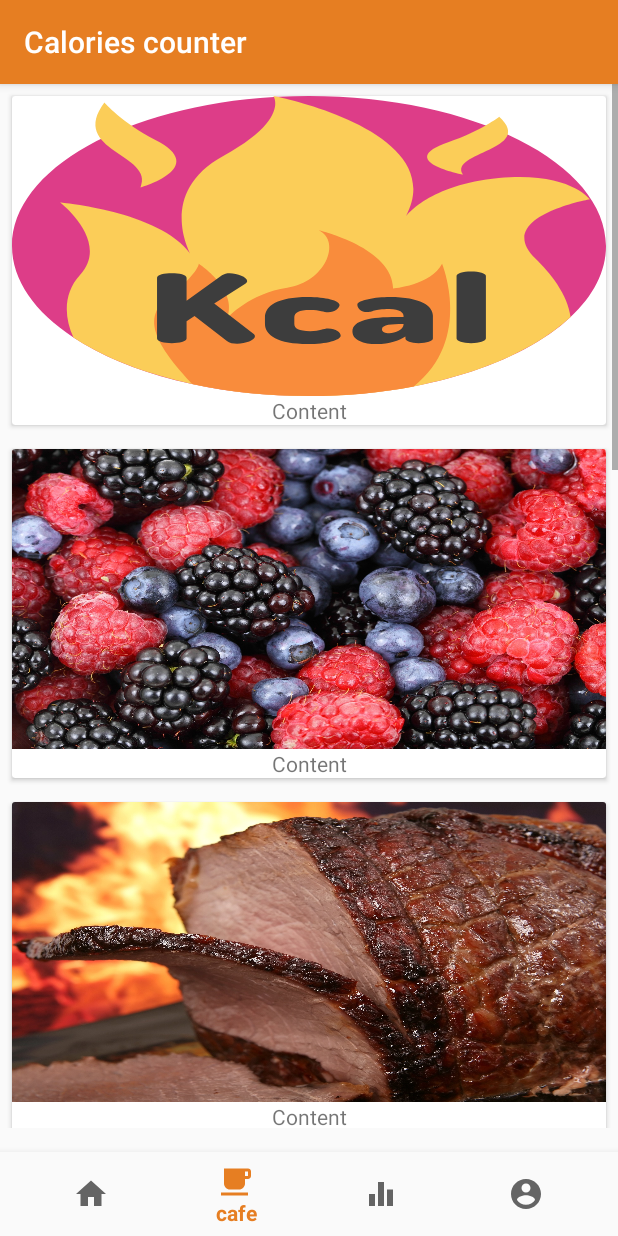
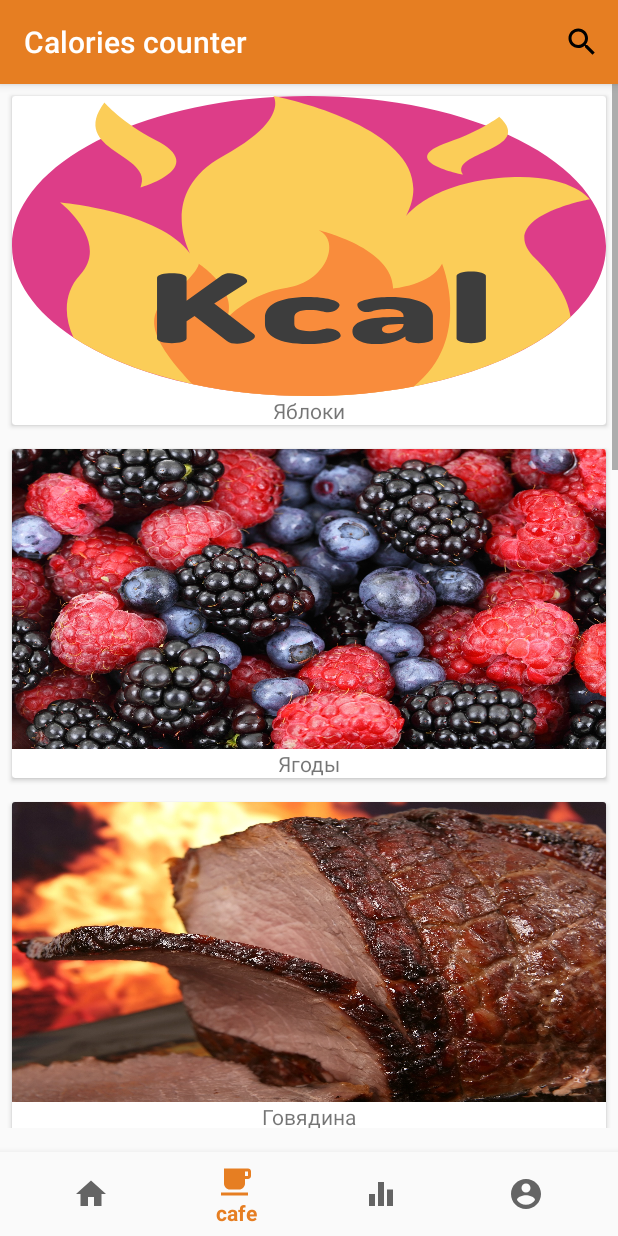
Before and after one commit to dmitry-shibanov/caloriecounter, an Android app: the screen it shows after launch (BottomNavigation), item 2 of the bottom bar chosen, on a phone screen of 412 x 824 dp. Run offline under Robolectric (Android 15) with nearby library versions, the phone set to English and light mode, and no system bars.

Commit message:
minor changes

```diff
--- a/app/build.gradle
+++ b/app/build.gradle
@@ -24,6 +24,10 @@ android {
         main {
             java.srcDirs = ['src/main/java', 'build/generated/source/greendao']
         }
+    }
+    compileOptions {
+        targetCompatibility = 1.8
+        sourceCompatibility = 1.8
     }
 }
 
--- a/app/src/main/java/com/example/caloriecounter/MainActivity.java
+++ b/app/src/main/java/com/example/caloriecounter/MainActivity.java
@@ -1,8 +1,8 @@
 package com.example.caloriecounter;
 
+import android.os.Bundle;
+
 import androidx.appcompat.app.AppCompatActivity;
-
-import android.os.Bundle;
 
 public class MainActivity extends AppCompatActivity {
 
--- a/app/src/main/java/com/example/caloriecounter/controllers/activities/BottomNavigation.java
+++ b/app/src/main/java/com/example/caloriecounter/controllers/activities/BottomNavigation.java
@@ -1,31 +1,89 @@
 package com.example.caloriecounter.controllers.activities;
 
+import android.app.SearchManager;
+import android.content.Context;
 import android.os.Bundle;
+import android.view.Menu;
+import android.view.MenuItem;
+import android.widget.TextView;
 
 import com.example.caloriecounter.R;
-import com.example.caloriecounter.TagsFragment;
 import com.example.caloriecounter.controllers.fragments.Calculate;
 import com.example.caloriecounter.controllers.fragments.Food;
 import com.example.caloriecounter.controllers.fragments.PersonStatistics;
 import com.example.caloriecounter.controllers.fragments.UserProfile;
 import com.google.android.material.bottomnavigation.BottomNavigationView;
 
+import androidx.annotation.NonNull;
 import androidx.appcompat.app.AppCompatActivity;
-import androidx.annotation.NonNull;
+import androidx.appcompat.widget.SearchView;
 import androidx.fragment.app.Fragment;
 import androidx.fragment.app.FragmentManager;
 import androidx.fragment.app.FragmentTransaction;
-
-import android.view.MenuItem;
-import android.widget.TextView;
-
-import java.util.Arrays;
-import java.util.List;
 
 public class BottomNavigation extends AppCompatActivity {
     private TextView mTextMessage;
     private FragmentManager fragmentManager;
 
+    private boolean hide = true;
+    private onQueryWritten listener;
+    private onClearSearchView mOnClearSearchView;
+
+    public interface onQueryWritten {
+        void getProducts(String receipts);
+    }
+
+    public interface onClearSearchView {
+        void getProducts(String receipts);
+    }
+
+    public void setItemListener(onQueryWritten listener) {
+        this.listener = listener;
+    }
+
+    public void ClearSearchView(onClearSearchView listener) {
+        this.mOnClearSearchView = listener;
+    }
+
+    @Override
+    public boolean onCreateOptionsMenu(Menu menu) {
+
+        getMenuInflater().inflate(R.menu.search_view, menu);
+        SearchManager searchManager = (SearchManager) getSystemService(Context.SEARCH_SERVICE);
+        SearchView searchView = (SearchView) menu.findItem(R.id.search).getActionView();
+        MenuItem menuItem = menu.findItem(R.id.search);
+        searchView.setSearchableInfo(searchManager.getSearchableInfo(getComponentName()));
+        searchView.setOnQueryTextListener(new SearchView.OnQueryTextListener() {
+            @Override
+            public boolean onQueryTextSubmit(String s) {
+
+                return true;
+            }
+
+            @Override
+            public boolean onQueryTextChange(String s) {
+                listener.getProducts(s);
+                return true;
+            }
+
+
+        });
+
+        menuItem.setOnActionExpandListener(new MenuItem.OnActionExpandListener() {
+            @Override
+            public boolean onMenuItemActionExpand(MenuItem menuItem) {
+                return true;
+            }
+
+            @Override
+            public boolean onMenuItemActionCollapse(MenuItem menuItem) {
+
+                return true;
+            }
+        });
+
+        return true;
+    }
 
     private BottomNavigationView.OnNavigationItemSelectedListener mOnNavigationItemSelectedListener
             = new BottomNavigationView.OnNavigationItemSelectedListener() {
@@ -35,76 +93,25 @@ public class BottomNavigation extends AppCompatActivity {
             Fragment fragment;
             switch (item.getItemId()) {
                 case R.id.navigation_home:
-//                    fragmentManager.findFragmentByTag(TagsFragment.Calculate.name());
-//                    mTextMessage.setText(R.string.title_home);
                     fragment = new Calculate();
                     replaceFragment(fragment);
                     return true;
                 case R.id.navigation_products:
-//                    mTextMessage.setText(R.string.title_dashboard);
                     fragment = new Food();
                     replaceFragment(fragment);
                     return true;
-                case  R.id.navigation_graphs:
+                case R.id.navigation_graphs:
                     fragment = new PersonStatistics();
                     replaceFragment(fragment);
                     return true;
                 case R.id.navigation_user:
                     fragment = new UserProfile();
                     replaceFragment(fragment);
-//                    mTextMessage.setText(R.string.title_notifications);
                     return true;
             }
             return false;
         }
     };
-
-//    public static void attachFragment ( int fragmentHolderLayoutId, Fragment fragment, Context context, String tag ) {
-//
-//
-//        FragmentManager manager = ( (AppCompatActivity) context ).getSupportFragmentManager ();
-//        FragmentTransaction ft = manager.beginTransaction ();
-//
-//        if (manager.findFragmentByTag ( tag ) == null) { // No fragment in backStack with same tag..
-//            ft.add ( fragmentHolderLayoutId, fragment, tag );
-//            ft.addToBackStack ( tag );
-//            ft.commit ();
-//        }
-//        else {
-//            ft.show ( manager.findFragmentByTag ( tag ) ).commit ();
-//        }
-//    }
-
-//    private void replaceFragment (Fragment fragment){
-//        String backStateName = fragment.getClass().getName();
-//
-//        FragmentManager manager = getSupportFragmentManager();
-//        boolean fragmentPopped = manager.popBackStackImmediate (backStateName, 0);
-//
-//        if (!fragmentPopped){ //fragment not in back stack, create it.
-//            FragmentTransaction ft = manager.beginTransaction();
-//            ft.replace(R.id.content_frame, fragment);
-//            ft.addToBackStack(backStateName);
-//            ft.commit();
-//        }
-//    }
-
-//    Fragment changeLayout(TagsFragment tag) {
-//        List<TagsFragment> tags = Arrays.asList(TagsFragment.Calculate, TagsFragment.Food, TagsFragment.PersonStatistics);
-//        tags.remove(tag);
-//
-////        for (TagsFragment item:
-////             tags) {
-//        int index = fragmentManager.getBackStackEntryCount() - 1;
-//        FragmentManager.BackStackEntry backEntry = fragmentManager.getBackStackEntryAt(index);
-//        String tagName = backEntry.getName();
-//        Fragment fragment = fragmentManager.findFragmentByTag(tagName);
-//        if (fragment == null) {
-//        }
-//        return fragment;
-////        fragmentTransaction.addToBackStack(tag);
-////        }
-//    }
 
     @Override
     protected void onCreate(Bundle savedInstanceState) {
@@ -113,25 +120,28 @@ public class BottomNavigation extends AppCompatActivity {
 
         fragmentManager = getSupportFragmentManager();
 
+        Fragment fragment = new Calculate();
+        replaceFragment(fragment);
+
         BottomNavigationView navView = findViewById(R.id.nav_view);
         mTextMessage = findViewById(R.id.message);
         navView.setOnNavigationItemSelectedListener(mOnNavigationItemSelectedListener);
     }
 
-    private void replaceFragment (Fragment fragment){
+    private void replaceFragment(Fragment fragment) {
         String backStateName = fragment.getClass().getName();
 
         FragmentManager manager = getSupportFragmentManager();
 //        boolean fragmentPopped = manager.popBackStackImmediate (backStateName, 0);
-        boolean fragmentPopped = manager.findFragmentByTag ( backStateName ) == null ? false : true;
-        if (!fragmentPopped){ //fragment not in back stack, create it.
+        boolean fragmentPopped = manager.findFragmentByTag(backStateName) == null ? false : true;
+        if (!fragmentPopped) { //fragment not in back stack, create it.
             FragmentTransaction ft = manager.beginTransaction();
             ft.replace(R.id.frame_content, fragment);
             ft.addToBackStack(backStateName);
             ft.commit();
-        }else{
+        } else {
             FragmentTransaction ft = manager.beginTransaction();
-            boolean check = manager.findFragmentByTag ( backStateName ) == null ? false : true;
+            boolean check = manager.findFragmentByTag(backStateName) == null ? false : true;
             ft.show(manager.findFragmentByTag(backStateName)).commit();
         }
     }
@@ -193,7 +203,6 @@ public class BottomNavigation extends AppCompatActivity {
 //https://stackoverflow.com/questions/18305945/how-to-resume-fragment-from-backstack-if-exists
 
 
-
 //Step 2: When you call the another fragment add this method:
 //
 //        String backStateName = this.getClass().getName();
--- a/app/src/main/java/com/example/caloriecounter/controllers/fragments/Calculate.java
+++ b/app/src/main/java/com/example/caloriecounter/controllers/fragments/Calculate.java
@@ -7,14 +7,12 @@ import android.os.Bundle;
 import android.text.Editable;
 import android.text.TextWatcher;
 import android.view.LayoutInflater;
+import android.view.Menu;
+import android.view.MenuInflater;
 import android.view.View;
 import android.view.ViewGroup;
 import android.widget.Button;
 import android.widget.TextView;
-
-import androidx.annotation.NonNull;
-import androidx.annotation.Nullable;
-import androidx.fragment.app.Fragment;
 
 import com.example.caloriecounter.R;
 import com.example.caloriecounter.controllers.fragments.dialogs.DialogError;
@@ -23,9 +21,18 @@ import com.google.android.material.textfield.TextInputLayout;
 
 import java.math.BigDecimal;
 
+import androidx.annotation.NonNull;
+import androidx.annotation.Nullable;
+import androidx.fragment.app.Fragment;
+
 public class Calculate extends Fragment {
     private TextView result;
     private static final String CHANNEL_ID = "dasjdlasl";
+
+    @Override
+    public void onCreateOptionsMenu(@NonNull Menu menu, @NonNull MenuInflater inflater) {
+        menu.clear();
+    }
 
     @Override
     public void onCreate(@Nullable Bundle savedInstanceState) {
@@ -59,7 +66,7 @@ public class Calculate extends Fragment {
     @Override
     public View onCreateView(@NonNull LayoutInflater inflater, @Nullable ViewGroup container, @Nullable Bundle savedInstanceState) {
         View view = inflater.inflate(R.layout.fragment_calculate_calorie,container,false);
-
+        setHasOptionsMenu(true);
 
         final TextInputLayout weightEdit = (TextInputLayout)view.findViewById(R.id.edit_weight);
         weightEdit.getEditText().addTextChangedListener(new TextWatcher() {
--- a/app/src/main/java/com/example/caloriecounter/controllers/fragments/Food.java
+++ b/app/src/main/java/com/example/caloriecounter/controllers/fragments/Food.java
@@ -2,42 +2,45 @@ package com.example.caloriecounter.controllers.fragments;
 
 import android.content.Intent;
 import android.graphics.drawable.Drawable;
+import android.os.Build;
 import android.os.Bundle;
+import android.util.Log;
 import android.view.LayoutInflater;
 import android.view.View;
 import android.view.ViewGroup;
 import android.widget.ImageView;
+import android.widget.TextView;
+
+import com.example.caloriecounter.R;
+import com.example.caloriecounter.controllers.activities.BottomNavigation;
+import com.example.caloriecounter.controllers.activities.DescriptionProduct;
+
+import java.io.IOException;
+import java.io.InputStream;
+import java.util.ArrayList;
+import java.util.Arrays;
+import java.util.List;
+import java.util.stream.Collectors;
 
 import androidx.annotation.NonNull;
 import androidx.annotation.Nullable;
 import androidx.fragment.app.Fragment;
-import androidx.recyclerview.widget.GridLayoutManager;
 import androidx.recyclerview.widget.LinearLayoutManager;
 import androidx.recyclerview.widget.RecyclerView;
 
-import com.example.caloriecounter.R;
-import com.example.caloriecounter.controllers.activities.DescriptionProduct;
-
-import java.io.IOException;
-import java.io.InputStream;
-
 public class Food extends Fragment {
 
-//    https://www.flaticon.com/free-icon/burn_1656159#term=calories&page=1&position=16
-
+    List<String> real_products = Arrays.asList("Яблоки","Ягоды","Говядина","Бургеры","Шашлык","Пицца","Рыба","Вино");
+    List<String> products = real_products.subList(0,real_products.size());
     private Drawable loadDrawable(int index) {
         try {
-            // get input stream
             InputStream ims = getActivity().getAssets().open((index+1)+".jpg");
-            // load image as Drawable
             Drawable d = Drawable.createFromStream(ims, null);
-            // set image to ImageView
             return d;
         } catch (IOException ex) {
             return null;
         }
     }
-
 
     @Override
     public void onCreate(@Nullable Bundle savedInstanceState) {
@@ -50,9 +53,34 @@ public class Food extends Fragment {
         View view = inflater.inflate(R.layout.fragment_products, container, false);
 
         RecyclerView listView = (RecyclerView) view.findViewById(R.id.products_list);
+        final ProductsAdapter prodcutAdapter = new ProductsAdapter();
+        listView.setAdapter(prodcutAdapter);
+        listView.setLayoutManager(new LinearLayoutManager(getContext()));
 
-        listView.setAdapter(new ProductsAdapter());
-        listView.setLayoutManager(new LinearLayoutManager(getContext()));
+        ((BottomNavigation)getActivity()).setItemListener(query -> {
+            if (Build.VERSION.SDK_INT >= Build.VERSION_CODES.N) {
+                products = real_products.stream().peek(String::toLowerCase).filter((String item)->item.contains(query.toLowerCase())).collect(Collectors.toList());
+                products.forEach(item->Log.i("Products-List",item));
+                prodcutAdapter.notifyDataSetChanged();
+            }else{
+                List<String> timedProducts = new ArrayList<>();
+                for (String item:
+                        real_products) {
+                    if(item.toLowerCase().contains(query.toLowerCase())){
+                        timedProducts.add(item);
+                        Log.i("Products-List",item);
+                    }
+                }
+
+                products = timedProducts;
+                prodcutAdapter.notifyDataSetChanged();
+            }
+        });
+
+        ((BottomNavigation)getActivity()).ClearSearchView(receipts -> {
+            products = real_products.subList(0,real_products.size());
+        });
+
         return view;
     }
 
@@ -71,7 +99,7 @@ public class Food extends Fragment {
 
         @Override
         public int getItemCount() {
-            return 8;
+            return products.size();
         }
     }
 
@@ -93,6 +121,9 @@ public class Food extends Fragment {
 
             ImageView image = itemView.findViewById(R.id.image_card);
             image.setImageDrawable(loadDrawable(index));
+
+            TextView title = itemView.findViewById(R.id.title_card);
+            title.setText(products.get(index));
         }
 
 
--- /dev/null
+++ b/app/src/main/res/drawable/ic_search.xml
@@ -0,0 +1,9 @@
+<vector xmlns:android="http://schemas.android.com/apk/res/android"
+        android:width="24dp"
+        android:height="24dp"
+        android:viewportWidth="24.0"
+        android:viewportHeight="24.0">
+    <path
+        android:fillColor="#FF000000"
+        android:pathData="M15.5,14h-0.79l-0.28,-0.27C15.41,12.59 16,11.11 16,9.5 16,5.91 13.09,3 9.5,3S3,5.91 3,9.5 5.91,16 9.5,16c1.61,0 3.09,-0.59 4.23,-1.57l0.27,0.28v0.79l5,4.99L20.49,19l-4.99,-5zM9.5,14C7.01,14 5,11.99 5,9.5S7.01,5 9.5,5 14,7.01 14,9.5 11.99,14 9.5,14z"/>
+</vector>
--- a/app/src/main/res/layout/activity_description_product.xml
+++ b/app/src/main/res/layout/activity_description_product.xml
@@ -20,7 +20,7 @@
                 android:layout_width="match_parent"
                 android:layout_height="wrap_content"
                 android:id="@+id/place_image"
-                android:scaleType="centerCrop"
+                android:scaleType="fitXY"
                 android:adjustViewBounds="true"
                 app:layout_collapseMode="parallax"
                 app:layout_collapseParallaxMultiplier="0.7"/>
--- a/app/src/main/res/layout/content_product_description.xml
+++ b/app/src/main/res/layout/content_product_description.xml
@@ -1,6 +1,8 @@
 <?xml version="1.0" encoding="utf-8"?>
 <LinearLayout xmlns:android="http://schemas.android.com/apk/res/android"
-    android:orientation="vertical" android:layout_width="match_parent"
+    xmlns:tools="http://schemas.android.com/tools"
+    android:orientation="vertical"
+    android:layout_width="match_parent"
     android:layout_height="match_parent"
     android:gravity="center_horizontal">
     <TextView
--- a/app/src/main/res/layout/fragment_dialog_date.xml
+++ b/app/src/main/res/layout/fragment_dialog_date.xml
@@ -1,5 +1,6 @@
 <?xml version="1.0" encoding="utf-8"?>
 <DatePicker xmlns:android="http://schemas.android.com/apk/res/android"
+    android:id="@+id/dialog_date_picker"
     android:layout_width="wrap_content" android:layout_height="wrap_content"
     android:calendarViewShown="false">
 
--- a/app/src/main/res/layout/item_product_card.xml
+++ b/app/src/main/res/layout/item_product_card.xml
@@ -14,6 +14,7 @@
             android:scaleType="fitXY"
             android:background="@drawable/ic_burn"/>
         <TextView
+            android:id="@+id/title_card"
             android:gravity="center"
             android:layout_width="match_parent"
             android:layout_height="wrap_content"
--- /dev/null
+++ b/app/src/main/res/menu/search_view.xml
@@ -0,0 +1,15 @@
+<?xml version="1.0" encoding="utf-8"?>
+<menu xmlns:android="http://schemas.android.com/apk/res/android"
+    xmlns:app="http://schemas.android.com/apk/res-auto">
+
+    <group
+        android:id="@+id/group_search">
+        <item
+            android:id="@+id/search"
+            app:actionViewClass="androidx.appcompat.widget.SearchView"
+            android:icon="@drawable/ic_search"
+            app:showAsAction="collapseActionView|ifRoom"
+            android:title="@string/search"/>
+    </group>
+
+</menu>
--- a/app/src/main/res/values/strings.xml
+++ b/app/src/main/res/values/strings.xml
@@ -11,4 +11,5 @@
 
     <!-- TODO: Remove or change this placeholder text -->
     <string name="hello_blank_fragment">Hello blank fragment</string>
+    <string name="search">Search</string>
 </resources>
```
Also changed, not shown: app/src/main/java/com/example/caloriecounter/controllers/fragments/DateFragment.java (+59 -3 lines), app/src/main/java/com/example/caloriecounter/controllers/fragments/Graph1.java (+28 -3 lines), app/src/main/java/com/example/caloriecounter/controllers/fragments/PersonStatistics.java (+14 -7 lines), app/src/main/java/com/example/caloriecounter/controllers/fragments/UserProfile.java (+12 -4 lines).
